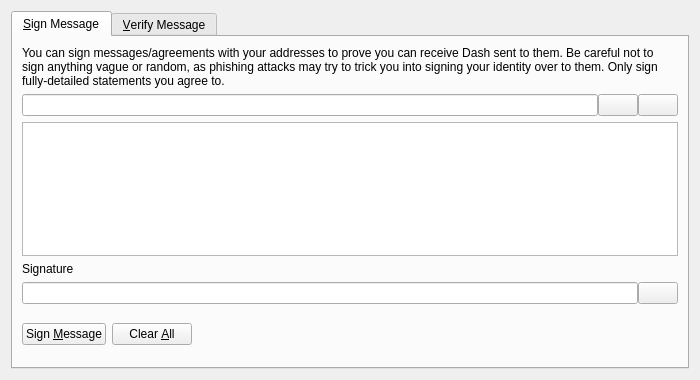
This is src/qt/forms/signverifymessagedialog.ui in GelCoinProject/GelCoin as Qt 5 draws it before an edit. The edited form follows.
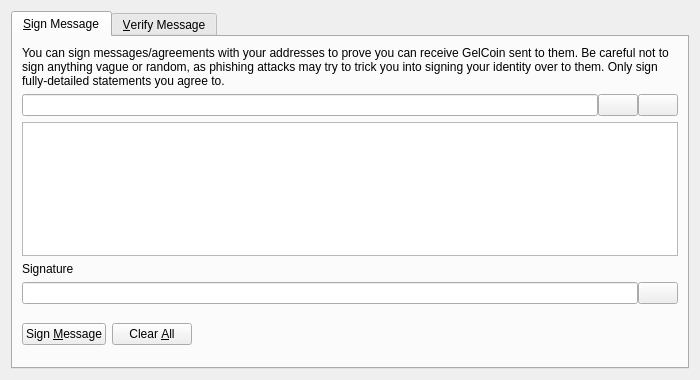
This is the edited form. Custom widgets are drawn as their Qt base class.

Patch:
```diff
--- a/src/qt/forms/signverifymessagedialog.ui
+++ b/src/qt/forms/signverifymessagedialog.ui
@@ -30,7 +30,7 @@
        <item>
         <widget class="QLabel" name="infoLabel_SM">
          <property name="text">
-          <string>You can sign messages/agreements with your addresses to prove you can receive Dash sent to them. Be careful not to sign anything vague or random, as phishing attacks may try to trick you into signing your identity over to them. Only sign fully-detailed statements you agree to.</string>
+          <string>You can sign messages/agreements with your addresses to prove you can receive GelCoin sent to them. Be careful not to sign anything vague or random, as phishing attacks may try to trick you into signing your identity over to them. Only sign fully-detailed statements you agree to.</string>
          </property>
          <property name="textFormat">
           <enum>Qt::PlainText</enum>
```
Left out of the diff: 10 changed lines with no effect on the pictures.
